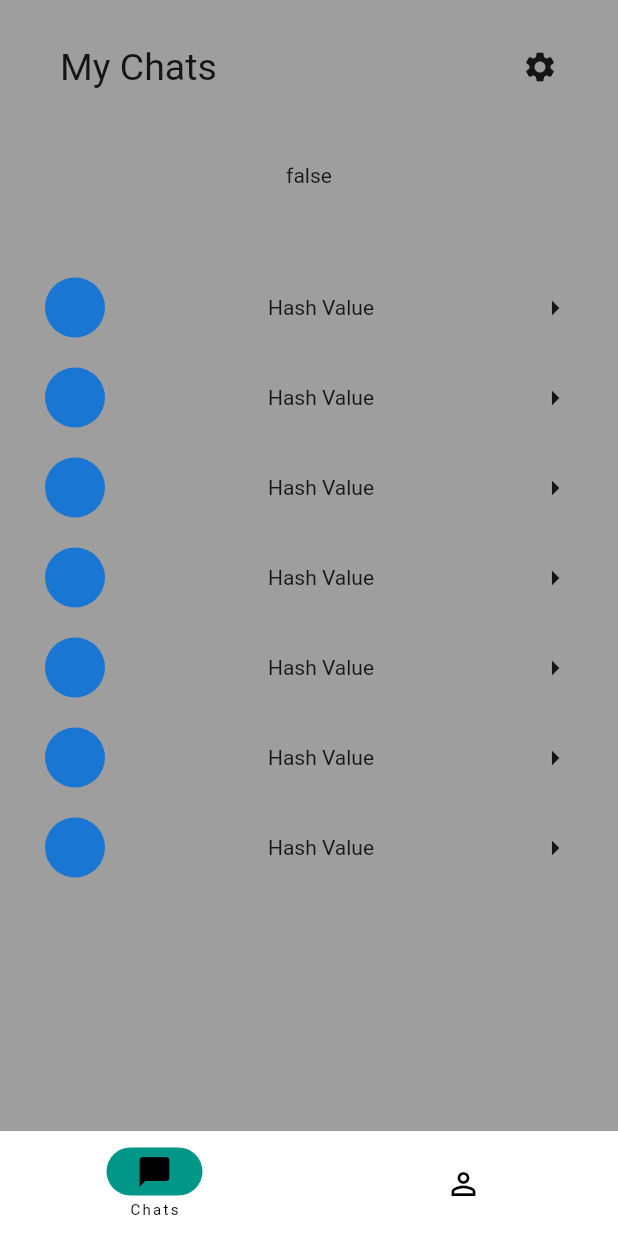
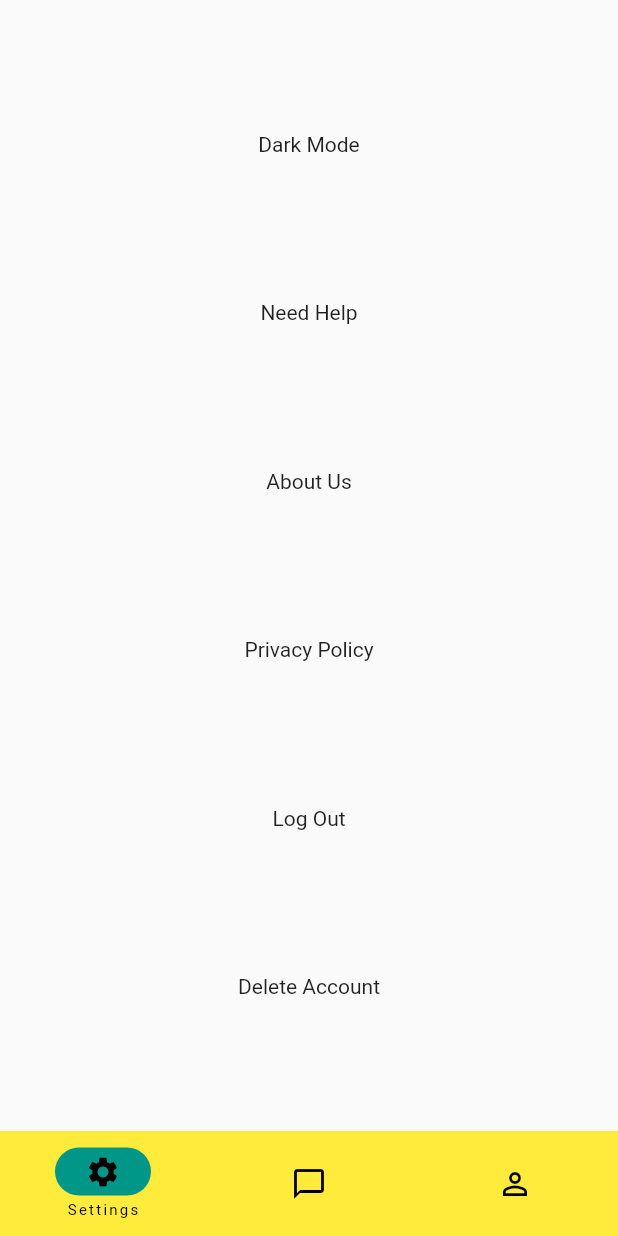
Before and after one commit to barisozcelikay/chatchain, a Flutter app: the screen it shows after launch, on a phone screen of 412 x 824 dp. Run offline on Flutter 3.47's test engine with Material 2 defaults, Android fonts, the phone set to English and light mode, and no system bars.

Commit message:
settings page added dialog deleted

```diff
--- /dev/null
+++ b/lib/Screens/settings_page.dart
@@ -0,0 +1,31 @@
+import 'package:flutter/material.dart';
+
+class SettingsPage extends StatefulWidget {
+  @override
+  State<SettingsPage> createState() => _SettingsPageState();
+}
+
+class _SettingsPageState extends State<SettingsPage> {
+  @override
+  Widget build(BuildContext context) {
+    return Center(
+      child: Container(
+        child: Padding(
+          padding: EdgeInsets.all(40),
+          child: Column(
+            mainAxisAlignment: MainAxisAlignment.spaceAround,
+            crossAxisAlignment: CrossAxisAlignment.center,
+            children: [
+              Text("Dark Mode"),
+              Text("Need Help"),
+              Text("About Us"),
+              Text("Privacy Policy"),
+              Text("Log Out"),
+              Text("Delete Account")
+            ],
+          ),
+        ),
+      ),
+    );
+  }
+}
--- a/lib/customBottomNavBar.dart
+++ b/lib/Widgets/customBottomNavBar.dart
@@ -1,3 +1,5 @@
+// ignore_for_file: prefer_const_constructors
+
 import 'package:flutter/material.dart';
 
 class CustomBottomNavBar extends StatelessWidget {
@@ -14,7 +16,7 @@ class CustomBottomNavBar extends StatelessWidget {
     return NavigationBarTheme(
       data: NavigationBarThemeData(indicatorColor: Colors.teal),
       child: NavigationBar(
-        backgroundColor: Colors.white,
+        backgroundColor: Colors.yellow,
         height: 70,
         animationDuration: Duration(seconds: 1),
         labelBehavior: NavigationDestinationLabelBehavior.onlyShowSelected,
@@ -22,6 +24,11 @@ class CustomBottomNavBar extends StatelessWidget {
         onDestinationSelected: onSelect,
         // ignore: prefer_const_literals_to_create_immutables
         destinations: [
+          NavigationDestination(
+            selectedIcon: Icon(Icons.settings),
+            label: "Settings",
+            icon: Icon(Icons.settings),
+          ),
           NavigationDestination(
             selectedIcon: Icon(Icons.chat_bubble),
             label: "Chats",
--- /dev/null
+++ b/lib/constants.dart
@@ -0,0 +1,4 @@
+import 'package:flutter/material.dart';
+
+const Color darkColor = Color(0xFF1B212C);
+const Color lightColor = Colors.white;
--- a/lib/home_page.dart
+++ b/lib/home_page.dart
@@ -1,7 +1,8 @@
 // ignore_for_file: prefer_const_constructors
 
 import 'package:chatchain/Screens/chat_home_page.dart';
-import 'package:chatchain/customBottomNavBar.dart';
+import 'package:chatchain/Screens/settings_page.dart';
+import 'package:chatchain/Widgets/customBottomNavBar.dart';
 import 'package:chatchain/Screens/profile_page.dart';
 import 'package:flutter/material.dart';
 
@@ -14,7 +15,7 @@ class HomePage extends StatefulWidget {
 
 class _HomePageState extends State<HomePage> {
   int _currentIndex = 0;
-  List<Widget> pages = [ChatHomePage(), ProfilePage()];
+  List<Widget> pages = [SettingsPage(), ChatHomePage(), ProfilePage()];
   static bool popUpSwitch = false;
 
   @override
--- a/lib/main.dart
+++ b/lib/main.dart
@@ -3,12 +3,10 @@ import 'Screens/profile_page.dart';
 import 'package:flutter/material.dart';
 
 void main() {
-  runApp(const MyApp());
+  runApp(MyApp());
 }
 
 class MyApp extends StatelessWidget {
-  const MyApp({Key? key}) : super(key: key);
-
   // This widget is the root of your application.
   @override
   Widget build(BuildContext context) {
```
Also changed, not shown: lib/Screens/chat_home_page.dart (+24 -56 lines), lib/Screens/profile_page.dart (+16 -16 lines), 1 other file.
